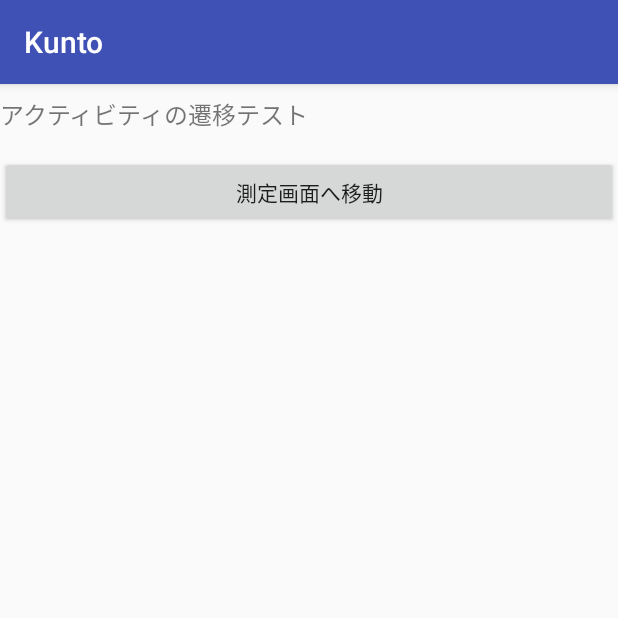
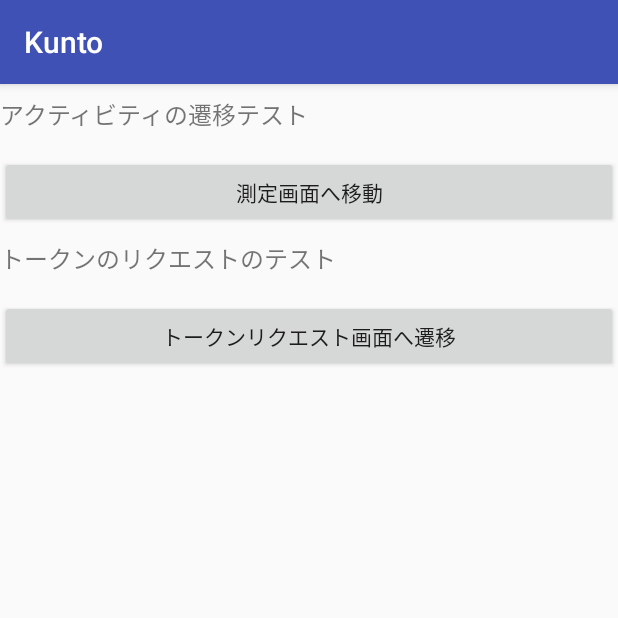
Before and after one commit to GuHoo/Kunto-Frontend, an Android app: the screen it shows after launch (MainActivity), on a phone screen of 412 x 824 dp, the top half of it. Run offline under Robolectric (Android 15) with nearby library versions, the phone set to English and light mode, and no system bars.

Commit message:
トークンの取得

```diff
--- a/app/src/main/res/layout/activity_main.xml
+++ b/app/src/main/res/layout/activity_main.xml
@@ -5,7 +5,7 @@
     android:orientation="vertical" >
 
     <TextView
-        android:id="@+id/statusValue"
+    android:id="@+id/textMeasure"
     android:layout_width="fill_parent"
     android:layout_height="wrap_content"
     android:layout_marginBottom="16dp"
@@ -19,4 +19,19 @@
         android:layout_height="wrap_content"
         android:text="測定画面へ移動" />
 
+    <TextView
+        android:id="@+id/textRequestToken"
+        android:layout_width="fill_parent"
+        android:layout_height="wrap_content"
+        android:layout_marginBottom="16dp"
+        android:layout_marginTop="8dp"
+        android:text="トークンのリクエストのテスト"
+        android:textSize="16sp"
+        />
+
+    <Button android:id="@+id/buttonRequestToken"
+        android:layout_width="fill_parent"
+        android:layout_height="wrap_content"
+        android:text="トークンリクエスト画面へ遷移" />
+
 </LinearLayout>
```
Also changed, not shown: app/build.gradle (+8 -0 lines), app/src/main/java/slp/etr/guhoo/kunto_frontend/MainActivity.java (+7 -1 lines), app/src/main/java/slp/etr/guhoo/kunto_frontend/RequestTokenActivity.java (+26 -1 lines), app/src/main/java/slp/etr/guhoo/kunto_frontend/utils/CallbackOfFetchTokenRequest.java (added, +27 -0 lines), app/src/main/java/slp/etr/guhoo/kunto_frontend/utils/FetchTokenRequestAsync.java (added, +93 -0 lines), app/src/main/java/slp/etr/guhoo/kunto_frontend/utils/HttpResponsAsync.java (deleted, +0 -22 lines), app/src/main/res/layout/activity_request_token.xml (+14 -0 lines). Lines whose indentation alone changed are shown as unchanged.
